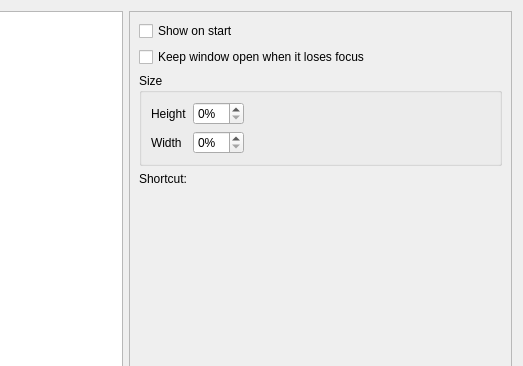
Above: src/forms/propertiesdialog.ui from lxqt/qterminal before the change; both pictures show x 177 to 700 and y 0 to 366 of the 700 by 700 pixel window. Below: the same form after it.
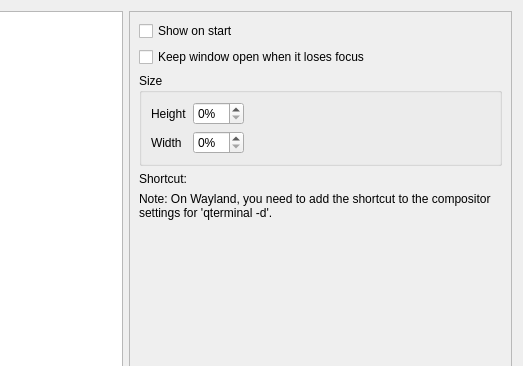
That is the form after the change. The open tabs and pages were chosen to show the change. Icons and pictures are not drawn.

Commit message:
Added hint on dopdown shortcut under Wayland
… to Terminal settings → Dropdown → Shortcut.

```diff
--- a/src/forms/propertiesdialog.ui
+++ b/src/forms/propertiesdialog.ui
@@ -982,6 +982,16 @@
          </item>
         </layout>
        </item>
+       <item>
+        <widget class="QLabel" name="waylandLabel">
+         <property name="text">
+          <string>Note: On Wayland, you need to add the shortcut to the compositor settings for 'qterminal -d'.</string>
+         </property>
+         <property name="wordWrap">
+          <bool>true</bool>
+         </property>
+        </widget>
+       </item>
        <item>
         <spacer name="verticalSpacer_5">
          <property name="orientation">
```
The commit also changes 1 other file.
